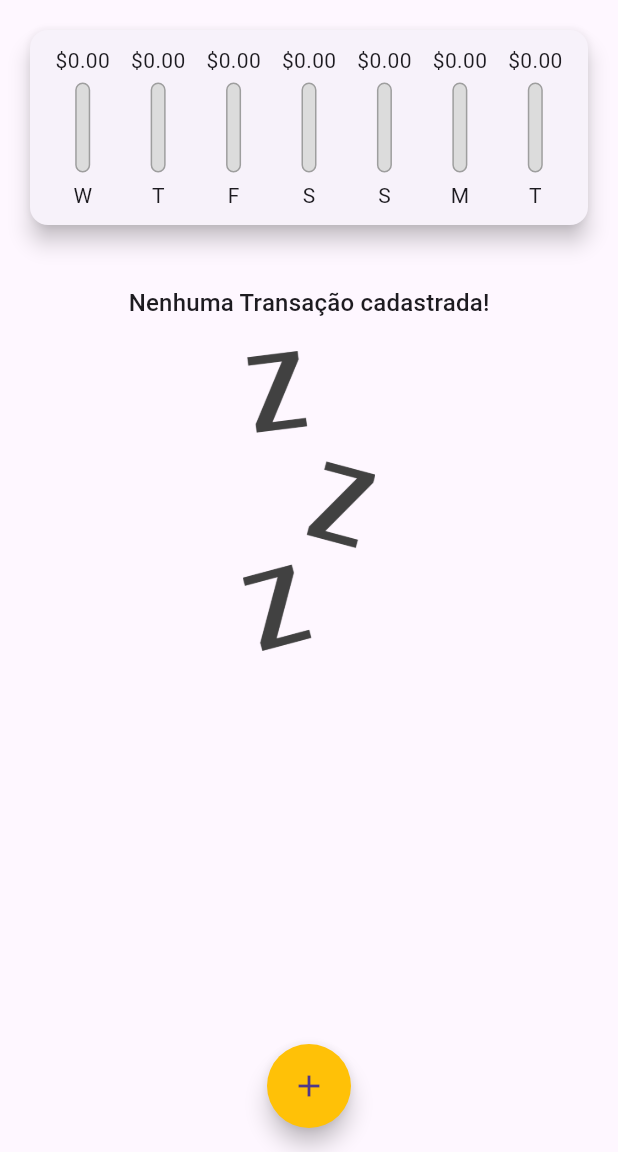
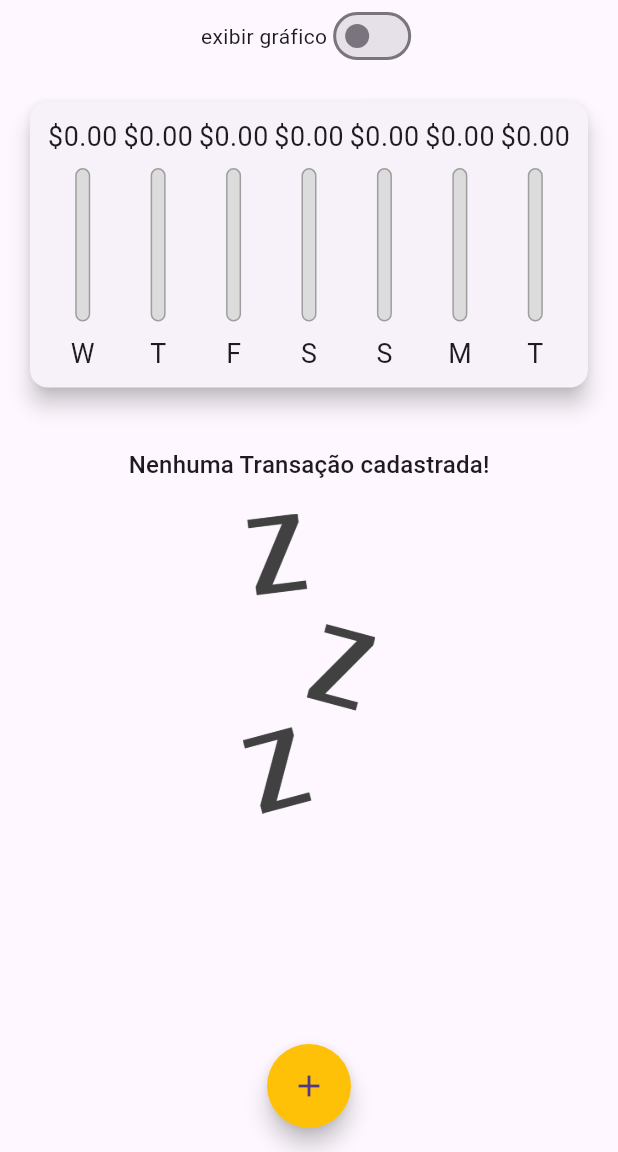
Before and after one commit to XxxCaetanoxxX/ProjetoExpanses, a Flutter app: the screen it shows after launch, on a phone screen of 412 x 824 dp, the part 84-1236 px from its top. Run offline on Flutter 3.47's test engine with Material 3 defaults, Android fonts, the phone set to English and light mode, and no system bars.

Commit message:
construindo responsividade horizontal

```diff
--- a/lib/components/chart_bar.dart
+++ b/lib/components/chart_bar.dart
@@ -1,4 +1,5 @@
 import 'package:flutter/material.dart';
+import 'package:flutter/rendering.dart';
 
 class ChartBar extends StatelessWidget {
   final String label;
@@ -13,17 +14,21 @@ class ChartBar extends StatelessWidget {
 
   @override
   Widget build(BuildContext context) {
+    return LayoutBuilder(
+      builder: (ctx, constraints) {
         return Column(
           children: [
             Container(
-          height: 20,
+              height: constraints.maxHeight * 0.15,
               child: FittedBox(
                 child: Text('\$${value.toStringAsFixed(2)}'),
               ),
             ),
-        SizedBox(height: 5),
+            SizedBox(
+              height: constraints.maxHeight * 0.05,
+            ),
             Container(
-          height: 60,
+              height: constraints.maxHeight * 0.6,
               width: 10,
               child: Stack(
                 alignment: Alignment.bottomCenter,
@@ -50,9 +55,18 @@ class ChartBar extends StatelessWidget {
                 ],
               ),
             ),
-        SizedBox(height: 5),
-        Text(label),
+            SizedBox(
+              height: constraints.maxHeight * 0.05,
+            ),
+            Container(
+              height: constraints.maxHeight * 0.15,
+              child: FittedBox(
+                child: Text(label),
+              ),
+            ),
           ],
+        );
+      },
     );
   }
 }
--- a/lib/components/transaction_list.dart
+++ b/lib/components/transaction_list.dart
@@ -10,9 +10,7 @@ class transactionList extends StatelessWidget {
 
   @override
   Widget build(BuildContext context) {
-    return SizedBox(
-      height: 400,
-      child: transactions.isEmpty
+    return transactions.isEmpty
         ? Column(
             children: [
               SizedBox(
@@ -66,7 +64,6 @@ class transactionList extends StatelessWidget {
                 ),
               );
             },
-            ),
           );
   }
 }
--- a/lib/main.dart
+++ b/lib/main.dart
@@ -1,5 +1,6 @@
 import 'package:expenses/components/chart.dart';
 import 'package:flutter/material.dart';
+import 'package:flutter/services.dart';
 import 'dart:math';
 import './components/transaction_form.dart';
 import './components/transaction_list.dart';
@@ -12,6 +13,7 @@ class ExpensesApp extends StatelessWidget {
   @override
   Widget build(BuildContext context) {
     final ThemeData tema = ThemeData();
+    //SystemChrome.setPreferredOrientations([DeviceOrientation.portraitUp]);
 
     return MaterialApp(
       home: MyHomePage(),
@@ -47,6 +49,7 @@ class MyHomePage extends StatefulWidget {
 
 class _MyHomePageState extends State<MyHomePage> {
   final List<Transaction> _transactions = [];
+  bool _showShart = false;
 
   List<Transaction> get _recentTransactions {
     return _transactions.where((tr) {
@@ -88,8 +91,7 @@ class _MyHomePageState extends State<MyHomePage> {
 
   @override
   Widget build(BuildContext context) {
-    return Scaffold(
-      appBar: AppBar(
+    final appBar = AppBar(
       backgroundColor: Theme.of(context).colorScheme.primary,
       title: Text('Despesas Pessoais'),
       actions: <Widget>[
@@ -98,13 +100,36 @@ class _MyHomePageState extends State<MyHomePage> {
           onPressed: () => _openTransactionFormModal(context),
         ),
       ],
-      ),
+    );
+
+    final availableHeight = MediaQuery.of(context).size.height -
+        appBar.preferredSize.height -
+        MediaQuery.of(context).padding.top;
+
+    return Scaffold(
+      appBar: appBar,
       body: SingleChildScrollView(
         child: Column(
           crossAxisAlignment: CrossAxisAlignment.stretch,
           children: <Widget>[
-            Chart(_recentTransactions),
-            transactionList(_transactions, _removeTransaction),
+            Row(
+              mainAxisAlignment: MainAxisAlignment.center,
+              children: [
+                Text('exibir gráfico'),
+                Switch(
+                  value: _showShart,
+                  onChanged: (value) {},
+                ),
+              ],
+            ),
+            Container(
+              height: availableHeight * 0.30,
+              child: Chart(_recentTransactions),
+            ),
+            Container(
+              height: availableHeight * 0.70,
+              child: transactionList(_transactions, _removeTransaction),
+            ),
           ],
         ),
       ),
--- a/pubspec.yaml
+++ b/pubspec.yaml
@@ -31,6 +31,8 @@ dependencies:
   flutter:
     sdk: flutter
   intl: ^0.19.0
+  equatable: ^2.0.5
+  flutter_bloc: ^8.1.4
 
 
   # The following adds the Cupertino Icons font to your application.
```
Also changed, not shown: pubspec.lock. Lines whose indentation alone changed are shown as unchanged.
